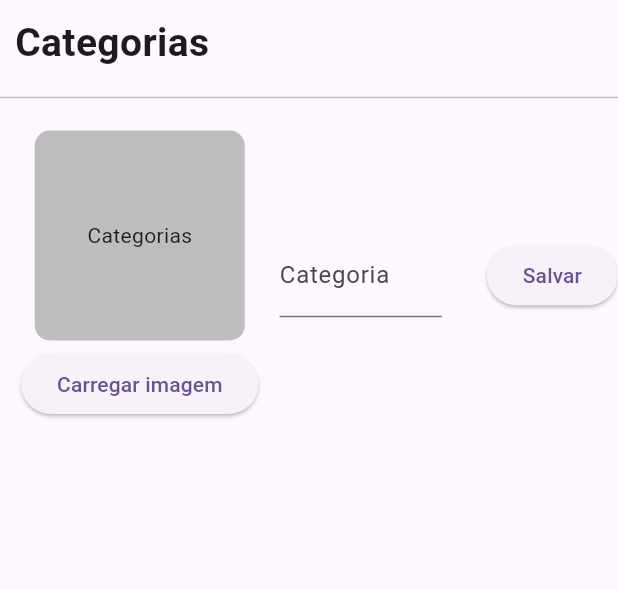
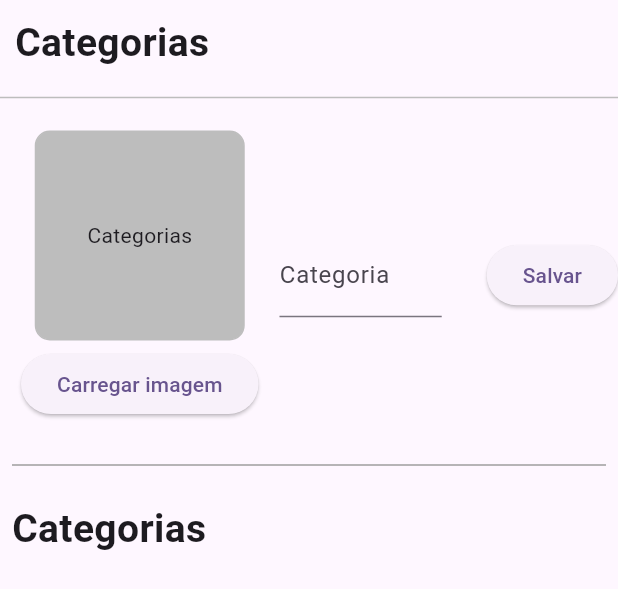
Before and after one commit to Wpylson/operativo_admin, a Flutter app: the CategoriesScreen widget shown alone on an empty page, opened directly, on a phone screen of 412 x 824 dp. Shown: the top 589 px of the screen. Run offline on Flutter 3.47's test engine with Material 2 defaults, Android fonts, the light colour scheme and no system bars; our stand-ins replace cloud_firestore, file_picker, firebase_core, firebase_storage, flutter_easyloading; missing offline and left inert: flutter_admin_scaffold; accounts and stored records are empty; statements that could not run were skipped.

Commit message:
Categories: Add category to firebase; Display all category

```diff
--- a/lib/views/categories/categories_screen.dart
+++ b/lib/views/categories/categories_screen.dart
@@ -1,5 +1,9 @@
+import 'package:cloud_firestore/cloud_firestore.dart';
 import 'package:file_picker/file_picker.dart';
+import 'package:firebase_storage/firebase_storage.dart';
 import 'package:flutter/material.dart';
+import 'package:flutter_easyloading/flutter_easyloading.dart';
+import 'package:operativo_admin/views/categories/widgets/category_widgets.dart';
 
 class CategoriesScreen extends StatefulWidget {
   static const String routeName = '/categories_screen';
@@ -10,9 +14,12 @@ class CategoriesScreen extends StatefulWidget {
 
 class _CategoriesScreenState extends State<CategoriesScreen> {
   final GlobalKey<FormState> _formKey = GlobalKey<FormState>();
+  final FirebaseStorage _storage = FirebaseStorage.instance;
+  final FirebaseFirestore _firestore = FirebaseFirestore.instance;
 
   dynamic _image;
   String? fileName;
+  late String categoryName;
 
   _pickImage() async {
     FilePickerResult? result = await FilePicker.platform
@@ -26,9 +33,28 @@ class _CategoriesScreenState extends State<CategoriesScreen> {
     }
   }
 
-  uploadCategory() {
+  _uploadCategoryBannerToStorage(dynamic image) async {
+    Reference ref = _storage.ref().child('catgeoryImages').child(fileName!);
+
+    UploadTask uploadTask = ref.putData(image);
+    TaskSnapshot snapshot = await uploadTask;
+    String downloadUrl = await snapshot.ref.getDownloadURL();
+    return downloadUrl;
+  }
+
+  uploadCategory() async {
+    EasyLoading.show();
     if (_formKey.currentState!.validate()) {
-      print("Good Guy");
+      String imageUrl = await _uploadCategoryBannerToStorage(_image);
+
+      await _firestore.collection('categories').doc(fileName).set(
+          {'image': imageUrl, 'categoryName': categoryName}).whenComplete(() {
+        EasyLoading.dismiss();
+        setState(() {
+          _image = null;
+          _formKey.currentState!.reset();
+        });
+      });
     } else {
       print("Bad guy");
     }
@@ -91,6 +117,9 @@ class _CategoriesScreenState extends State<CategoriesScreen> {
                   child: SizedBox(
                     width: 300,
                     child: TextFormField(
+                        onChanged: (value) {
+                          categoryName = value;
+                        },
                         validator: (value) {
                           if (value!.isEmpty) {
                             return 'Por favor, o nome da categoria não pode estar vazio';
@@ -117,6 +146,23 @@ class _CategoriesScreenState extends State<CategoriesScreen> {
                 ),
               ],
             ),
+            const Padding(
+              padding: EdgeInsets.all(8.0),
+              child: Divider(
+                color: Colors.grey,
+              ),
+            ),
+            Padding(
+              padding: const EdgeInsets.all(8.0),
+              child: Container(
+                alignment: Alignment.topLeft,
+                child: const Text(
+                  'Categorias',
+                  style: TextStyle(fontSize: 26, fontWeight: FontWeight.bold),
+                ),
+              ),
+            ),
+            const CategoryWidget(),
           ],
         ),
       ),
--- /dev/null
+++ b/lib/views/categories/widgets/category_widgets.dart
@@ -0,0 +1,47 @@
+import 'package:cloud_firestore/cloud_firestore.dart';
+import 'package:flutter/material.dart';
+
+class CategoryWidget extends StatelessWidget {
+  const CategoryWidget({super.key});
+
+  @override
+  Widget build(BuildContext context) {
+    final Stream<QuerySnapshot> _categoriesStream =
+        FirebaseFirestore.instance.collection('categories').snapshots();
+    return StreamBuilder<QuerySnapshot>(
+        stream: _categoriesStream,
+        builder: (BuildContext context, AsyncSnapshot<QuerySnapshot> snapshot) {
+          if (snapshot.hasError) {
+            return const Text('Ocorreu algum erro');
+          }
+          if (snapshot.connectionState == ConnectionState.waiting) {
+            return Center(
+              child: CircularProgressIndicator(color: Colors.indigo[900]),
+            );
+          }
+          return GridView.builder(
+              shrinkWrap: true,
+              itemCount: snapshot.data!.size,
+              gridDelegate: const SliverGridDelegateWithFixedCrossAxisCount(
+                  crossAxisCount: 6, mainAxisSpacing: 8, crossAxisSpacing: 8),
+              itemBuilder: (context, index) {
+                final categoryData = snapshot.data!.docs[index];
+                return Column(
+                  children: [
+                    SizedBox(
+                      height: 100,
+                      width: 100,
+                      child: Image.network(
+                        categoryData['image'],
+                      ),
+                    ),
+                    Text(
+                      categoryData['categoryName'],
+                      style: const TextStyle(fontSize: 12.0),
+                    ),
+                  ],
+                );
+              });
+        });
+  }
+}
```
Also changed, not shown: lib/views/vendors/vendors_screen.dart (+12 -0 lines).
